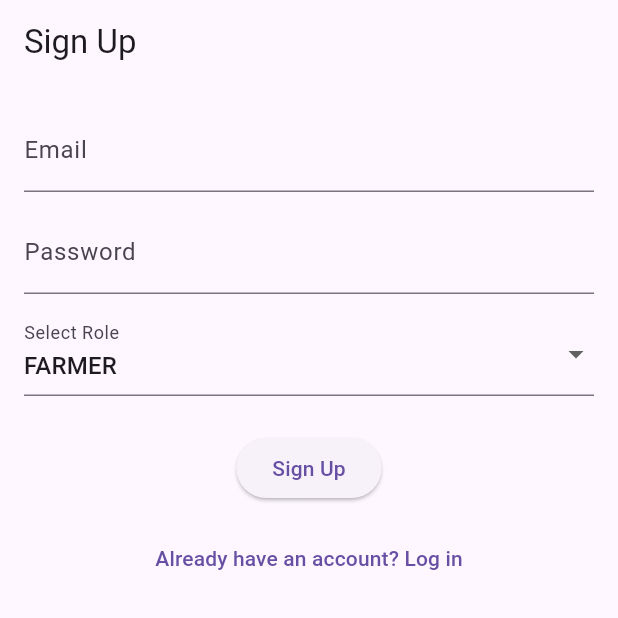
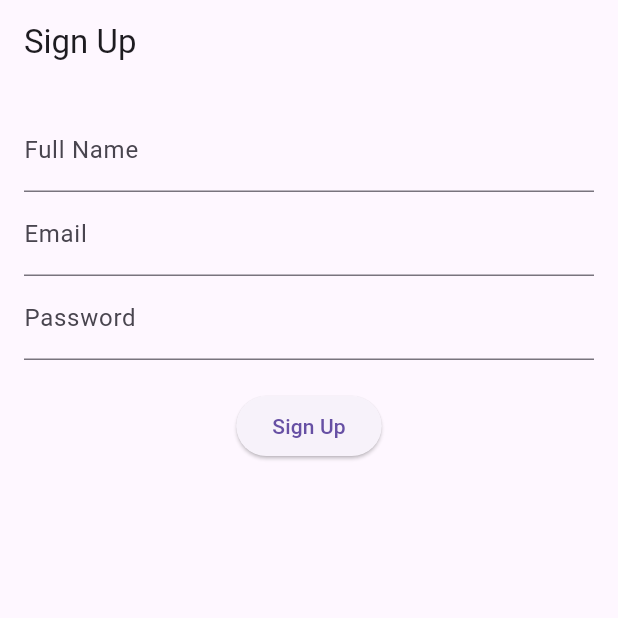
Before and after one commit to Rue-chelle/zim_farm_link, a Flutter app: the SignupScreen screen opened directly, on a phone screen of 412 x 824 dp, the top half of it. Run offline on Flutter 3.47's test engine with Material 3 defaults, Android fonts, the phone set to English and light mode, and no system bars; our stand-ins replace google_fonts, image_picker, supabase_flutter; accounts and stored records are empty; statements that could not run were skipped.

Commit message:
Update signup_screen.dart ui

```diff
--- a/lib/views/auth/signup_screen.dart
+++ b/lib/views/auth/signup_screen.dart
@@ -1,6 +1,5 @@
 import 'package:flutter/material.dart';
 import 'package:supabase_flutter/supabase_flutter.dart';
-import 'login_screen.dart';
 
 class SignupScreen extends StatefulWidget {
   const SignupScreen({super.key});
@@ -12,42 +11,50 @@ class SignupScreen extends StatefulWidget {
 class _SignupScreenState extends State<SignupScreen> {
   final _emailController = TextEditingController();
   final _passwordController = TextEditingController();
-  String _selectedRole = 'farmer'; // default role
+  final _fullNameController = TextEditingController();
+
   bool _isLoading = false;
-
-  final roles = ['farmer', 'buyer', 'ngo', 'admin'];
 
   Future<void> _signup() async {
     setState(() => _isLoading = true);
-
     final email = _emailController.text.trim();
     final password = _passwordController.text.trim();
+    final fullName = _fullNameController.text.trim();
 
+    try {
       final response = await Supabase.instance.client.auth.signUp(
         email: email,
         password: password,
+        data: {'full_name': fullName},
+        emailRedirectTo: 'https://yourapp.supabase.co/auth/callback', // optional
       );
 
-    final user = response.user;
-    if (user != null) {
-      // Add to UserProfiles
+      if (response.user != null) {
+        ScaffoldMessenger.of(context).showSnackBar(
+          SnackBar(content: Text('Confirmation email sent! Please verify.')),
+        );
+
+        // Insert into UserProfiles table
         await Supabase.instance.client.from('UserProfiles').insert({
-        'id': user.id,
+          'id': response.user!.id,
           'email': email,
-        'role': _selectedRole,
+          'full_name': fullName,
+          'role': 'farmer', // default or allow selection
         });
-      // Navigate to login
-      Navigator.pushReplacement(
-        context,
-        MaterialPageRoute(builder: (_) => const LoginScreen()),
-      );
+
+        // Don't navigate yet — wait for confirmation
       } else {
         ScaffoldMessenger.of(context).showSnackBar(
-        const SnackBar(content: Text('Signup failed.')),
+          const SnackBar(content: Text('Signup failed')),
         );
       }
-
+    } catch (e) {
+      ScaffoldMessenger.of(context).showSnackBar(
+        SnackBar(content: Text('Error: ${e.toString()}')),
+      );
+    } finally {
       setState(() => _isLoading = false);
+    }
   }
 
   @override
@@ -59,43 +66,24 @@ class _SignupScreenState extends State<SignupScreen> {
         child: Column(
           children: [
             TextField(
+              controller: _fullNameController,
+              decoration: const InputDecoration(labelText: 'Full Name'),
+            ),
+            TextField(
               controller: _emailController,
               decoration: const InputDecoration(labelText: 'Email'),
             ),
-            const SizedBox(height: 12),
             TextField(
               controller: _passwordController,
               obscureText: true,
               decoration: const InputDecoration(labelText: 'Password'),
             ),
-            const SizedBox(height: 12),
-            DropdownButtonFormField<String>(
-              value: _selectedRole,
-              onChanged: (value) => setState(() => _selectedRole = value!),
-              items: roles.map((role) {
-                return DropdownMenuItem(
-                  value: role,
-                  child: Text(role.toUpperCase()),
-                );
-              }).toList(),
-              decoration: const InputDecoration(labelText: 'Select Role'),
-            ),
-            const SizedBox(height: 24),
+            const SizedBox(height: 20),
             ElevatedButton(
               onPressed: _isLoading ? null : _signup,
               child: _isLoading
                   ? const CircularProgressIndicator()
                   : const Text('Sign Up'),
-            ),
-            const SizedBox(height: 12),
-            TextButton(
-              onPressed: () {
-                Navigator.pushReplacement(
-                  context,
-                  MaterialPageRoute(builder: (_) => const LoginScreen()),
-                );
-              },
-              child: const Text('Already have an account? Log in'),
             ),
           ],
         ),
```
Lines whose indentation alone changed are shown as unchanged.
